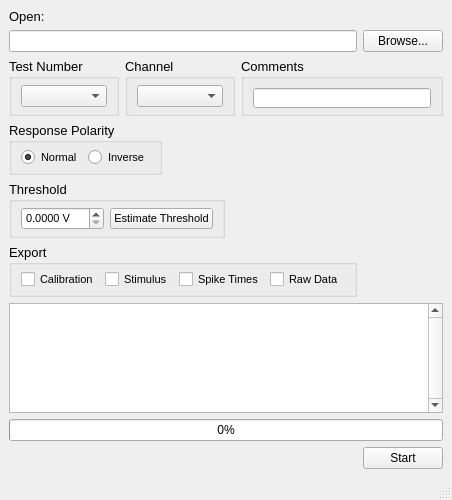
portfors-lab/Sparkle-HDF5-Extractor, file main.ui: the form before one commit.
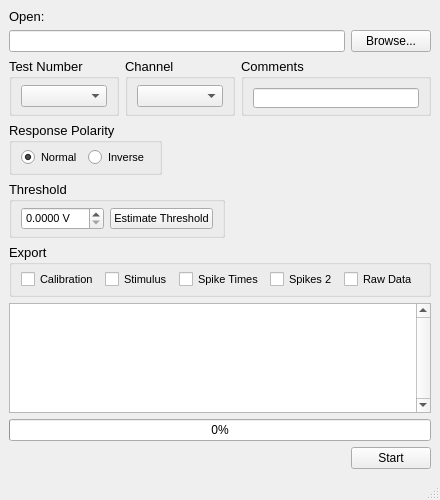
The form after the commit. Icons and pictures are not drawn.

Commit message: Added a new way to export spike times

Patch:
```diff
--- a/main.ui
+++ b/main.ui
@@ -9,7 +9,7 @@
    <rect>
     <x>0</x>
     <y>0</y>
-    <width>420</width>
+    <width>431</width>
     <height>500</height>
    </rect>
   </property>
@@ -236,100 +236,6 @@
         </item>
        </layout>
       </item>
-      <item row="5" column="0" colspan="2">
-       <layout class="QHBoxLayout" name="horizontalLayout_export">
-        <item>
-         <widget class="QGroupBox" name="groupBox_export">
-          <property name="font">
-           <font>
-            <pointsize>10</pointsize>
-           </font>
-          </property>
-          <property name="title">
-           <string>Export </string>
-          </property>
-          <property name="flat">
-           <bool>true</bool>
-          </property>
-          <layout class="QGridLayout" name="gridLayout_2">
-           <property name="sizeConstraint">
-            <enum>QLayout::SetDefaultConstraint</enum>
-           </property>
-           <property name="topMargin">
-            <number>5</number>
-           </property>
-           <property name="bottomMargin">
-            <number>5</number>
-           </property>
-           <property name="verticalSpacing">
-            <number>6</number>
-           </property>
-           <item row="0" column="0">
-            <widget class="QCheckBox" name="checkBox_calibration">
-             <property name="font">
-              <font>
-               <pointsize>8</pointsize>
-              </font>
-             </property>
-             <property name="text">
-              <string>Calibration</string>
-             </property>
-            </widget>
-           </item>
-           <item row="0" column="2">
-            <widget class="QCheckBox" name="checkBox_spikes">
-             <property name="font">
-              <font>
-               <pointsize>8</pointsize>
-              </font>
-             </property>
-             <property name="text">
-              <string>Spike Times</string>
-             </property>
-            </widget>
-           </item>
-           <item row="0" column="3">
-            <widget class="QCheckBox" name="checkBox_raw">
-             <property name="font">
-              <font>
-               <pointsize>8</pointsize>
-              </font>
-             </property>
-             <property name="text">
-              <string>Raw Data</string>
-             </property>
-            </widget>
-           </item>
-           <item row="0" column="1">
-            <widget class="QCheckBox" name="checkBox_stim">
-             <property name="font">
-              <font>
-               <pointsize>8</pointsize>
-              </font>
-             </property>
-             <property name="text">
-              <string>Stimulus</string>
-             </property>
-            </widget>
-           </item>
-          </layout>
-         </widget>
-        </item>
-        <item>
-         <spacer name="horizontalSpacer_5">
-          <property name="orientation">
-           <enum>Qt::Horizontal</enum>
-          </property>
-          <property name="sizeHint" stdset="0">
-           <size>
-            <width>40</width>
-            <height>20</height>
-           </size>
-          </property>
-         </spacer>
-        </item>
-       </layout>
-      </item>
       <item row="2" column="0" colspan="3">
        <layout class="QHBoxLayout" name="horizontalLayout_3">
         <item>
@@ -490,6 +396,112 @@
         </item>
        </layout>
       </item>
+      <item row="5" column="0" colspan="3">
+       <layout class="QHBoxLayout" name="horizontalLayout_export">
+        <item>
+         <widget class="QGroupBox" name="groupBox_export">
+          <property name="font">
+           <font>
+            <pointsize>10</pointsize>
+           </font>
+          </property>
+          <property name="title">
+           <string>Export </string>
+          </property>
+          <property name="flat">
+           <bool>true</bool>
+          </property>
+          <layout class="QGridLayout" name="gridLayout_2">
+           <property name="sizeConstraint">
+            <enum>QLayout::SetDefaultConstraint</enum>
+           </property>
+           <property name="topMargin">
+            <number>5</number>
+           </property>
+           <property name="bottomMargin">
+            <number>5</number>
+           </property>
+           <property name="verticalSpacing">
+            <number>6</number>
+           </property>
+           <item row="0" column="0">
+            <widget class="QCheckBox" name="checkBox_calibration">
+             <property name="font">
+              <font>
+               <pointsize>8</pointsize>
+              </font>
+             </property>
+             <property name="text">
+              <string>Calibration</string>
+             </property>
+            </widget>
+           </item>
+           <item row="0" column="1">
+            <widget class="QCheckBox" name="checkBox_stim">
+             <property name="font">
+              <font>
+               <pointsize>8</pointsize>
+              </font>
+             </property>
+             <property name="text">
+              <string>Stimulus</string>
+             </property>
+            </widget>
+           </item>
+           <item row="0" column="2">
+            <widget class="QCheckBox" name="checkBox_spikes">
+             <property name="font">
+              <font>
+               <pointsize>8</pointsize>
+              </font>
+             </property>
+             <property name="text">
+              <string>Spike Times</string>
+             </property>
+            </widget>
+           </item>
+           <item row="0" column="4">
+            <widget class="QCheckBox" name="checkBox_raw">
+             <property name="font">
+              <font>
+               <pointsize>8</pointsize>
+              </font>
+             </property>
+             <property name="text">
+              <string>Raw Data</string>
+             </property>
+            </widget>
+           </item>
+           <item row="0" column="3">
+            <widget class="QCheckBox" name="checkBox_spikes2">
+             <property name="font">
+              <font>
+               <pointsize>8</pointsize>
+              </font>
+             </property>
+             <property name="text">
+              <string>Spikes 2</string>
+             </property>
+            </widget>
+           </item>
+          </layout>
+         </widget>
+        </item>
+        <item>
+         <spacer name="horizontalSpacer_5">
+          <property name="orientation">
+           <enum>Qt::Horizontal</enum>
+          </property>
+          <property name="sizeHint" stdset="0">
+           <size>
+            <width>40</width>
+            <height>20</height>
+           </size>
+          </property>
+         </spacer>
+        </item>
+       </layout>
+      </item>
      </layout>
     </item>
    </layout>
```
Left out of the diff: 2 changed lines with no effect on the pictures. The commit also changes 2 other files.
